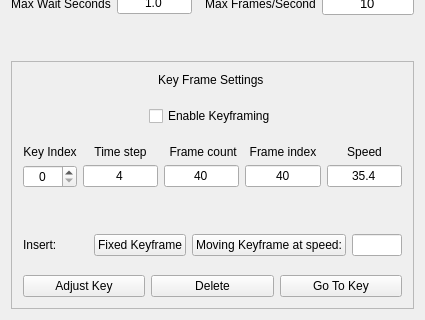
Qt form apps/vaporgui/guis/ui/animationtab.ui (yyr/vapor) before a commit; both pictures show x 0 to 425 and y 524 to 844 of the 425 by 844 pixel window.
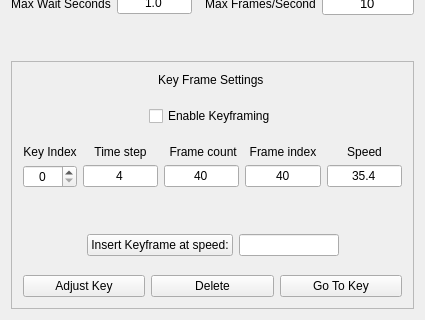
The same form after that commit. Icons and pictures are not drawn.

Commit message: Updated UI for key framing, improvements in calculating camera speed.

The edit to the form file:
```diff
--- a/apps/vaporgui/guis/ui/animationtab.ui
+++ b/apps/vaporgui/guis/ui/animationtab.ui
@@ -1322,28 +1322,17 @@
           <item>
            <layout class="QHBoxLayout" name="horizontalLayout_6">
             <item>
-             <widget class="QLabel" name="label_6">
-              <property name="text">
-               <string>Insert:</string>
+             <spacer name="horizontalSpacer_3">
+              <property name="orientation">
+               <enum>Qt::Horizontal</enum>
               </property>
-             </widget>
-            </item>
-            <item>
-             <widget class="QPushButton" name="insertFixedButton">
-              <property name="toolTip">
-               <string>Insert a keyframe that is stationary after the current keyframe.</string>
+              <property name="sizeHint" stdset="0">
+               <size>
+                <width>40</width>
+                <height>20</height>
+               </size>
               </property>
-              <property name="whatsThis">
-               <string>&lt;!DOCTYPE HTML PUBLIC &quot;-//W3C//DTD HTML 4.0//EN&quot; &quot;http://www.w3.org/TR/REC-html40/strict.dtd&quot;&gt;
-&lt;html&gt;&lt;head&gt;&lt;meta name=&quot;qrichtext&quot; content=&quot;1&quot; /&gt;&lt;style type=&quot;text/css&quot;&gt;
-p, li { white-space: pre-wrap; }
-&lt;/style&gt;&lt;/head&gt;&lt;body style=&quot; font-family:'MS Shell Dlg 2'; font-size:8.25pt; font-weight:400; font-style:normal;&quot;&gt;
-&lt;p style=&quot; margin-top:0px; margin-bottom:0px; margin-left:0px; margin-right:0px; -qt-block-indent:0; text-indent:0px;&quot;&gt;&lt;span style=&quot; font-size:8pt;&quot;&gt;To insert a fixed keyframe, the camera position must not be the same as in the preceding or following keyframes, unless one or the other of these is already fixed (i.e. has camera  speed 0).  If the preceding or following keyframe has zero camera speed, then the new fixed keyframe must have the same camera position as the preceding or following fixed keyframe.&lt;/span&gt;&lt;/p&gt;&lt;/body&gt;&lt;/html&gt;</string>
-              </property>
-              <property name="text">
-               <string>Fixed Keyframe</string>
-              </property>
-             </widget>
+             </spacer>
             </item>
             <item>
              <widget class="QPushButton" name="insertMovingButton">
@@ -1364,7 +1353,7 @@
 &lt;p style=&quot; margin-top:0px; margin-bottom:0px; margin-left:0px; margin-right:0px; -qt-block-indent:0; text-indent:0px;&quot;&gt;&lt;span style=&quot; font-size:8pt;&quot;&gt;When a moving key frame is inserted, the camera must be at a different position than either the preceding or following keyframe.  The speed will be the value specified (measured in terms of scene diameters per frame).&lt;/span&gt;&lt;/p&gt;&lt;/body&gt;&lt;/html&gt;</string>
               </property>
               <property name="text">
-               <string>Moving Keyframe at speed:</string>
+               <string>Insert Keyframe at speed:</string>
               </property>
              </widget>
             </item>
@@ -1372,7 +1361,7 @@
              <widget class="QLineEdit" name="movingSpeedEdit">
               <property name="maximumSize">
                <size>
-                <width>50</width>
+                <width>100</width>
                 <height>16777215</height>
                </size>
               </property>
@@ -1391,6 +1380,19 @@
               </property>
              </widget>
             </item>
+            <item>
+             <spacer name="horizontalSpacer_4">
+              <property name="orientation">
+               <enum>Qt::Horizontal</enum>
+              </property>
+              <property name="sizeHint" stdset="0">
+               <size>
+                <width>40</width>
+                <height>20</height>
+               </size>
+              </property>
+             </spacer>
+            </item>
            </layout>
           </item>
           <item>
```
Left out of the diff: 42 changed lines with no effect on the pictures. The commit also changes 6 other files.
